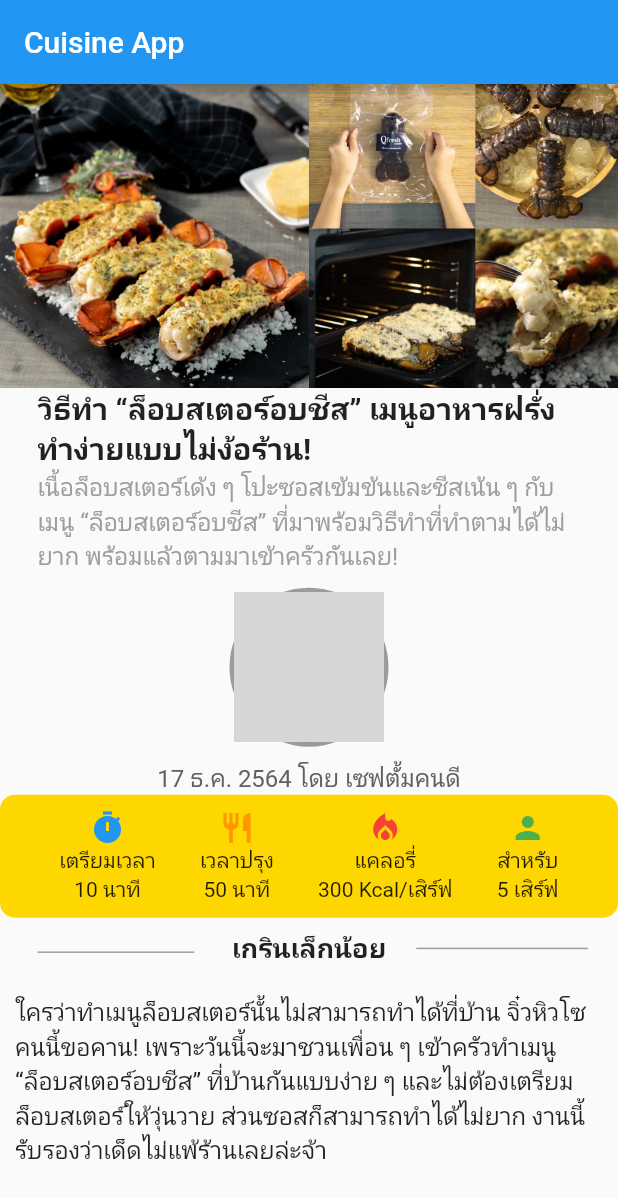
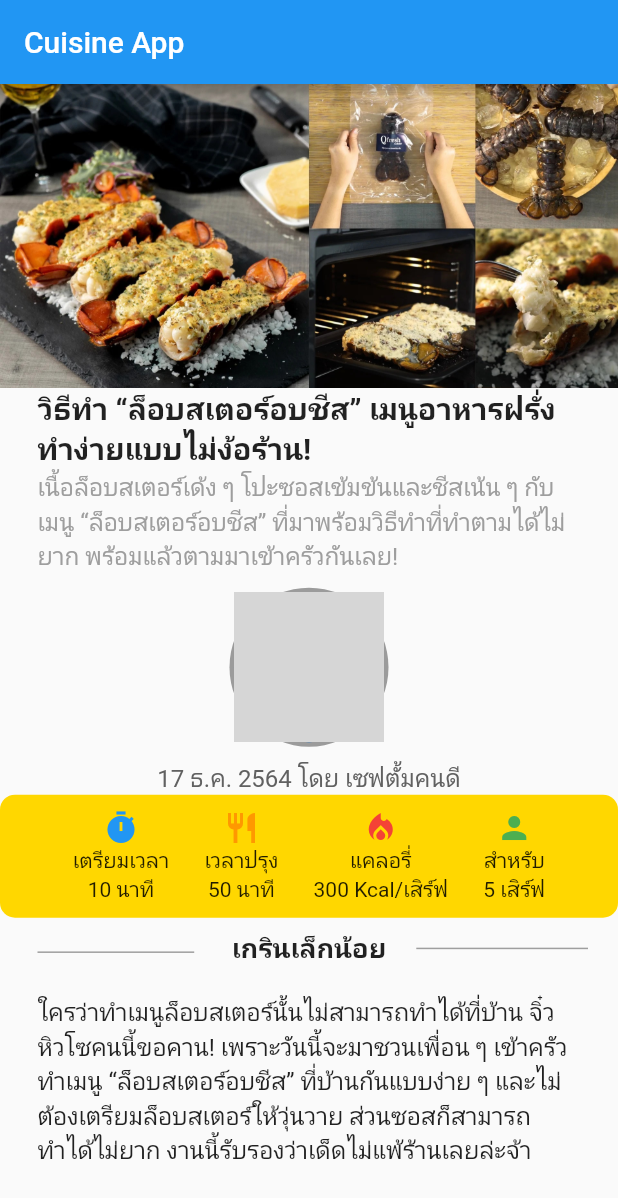
Before and after one commit to TumYothin/Cuisine-app, a Flutter app: the screen it shows after launch, on a phone screen of 412 x 824 dp. Shown: the top 1198 px of the screen. Run offline on Flutter 3.47's test engine with Material 2 defaults, Android fonts, the phone set to English and light mode, and no system bars; our stand-ins replace font_awesome_flutter, google_fonts; network calls fail; Roboto replaces fonts that are missing (Prompt); grey boxes are pictures that could not be loaded.

Commit message:
second-com

```diff
--- a/lib/page/menu.dart
+++ b/lib/page/menu.dart
@@ -80,7 +80,7 @@ class MyHomePage extends StatelessWidget {
   }
 
   Widget time_finish() => Container(
-        padding: EdgeInsets.only(left: 10, right: 10, top: 10, bottom: 10),
+        padding: EdgeInsets.only(left: 25, right: 25, top: 10, bottom: 10),
         decoration: BoxDecoration(
           color: Color.fromRGBO(255, 215, 0, 20),
           borderRadius: BorderRadius.all(
@@ -150,7 +150,7 @@ class MyHomePage extends StatelessWidget {
 
   Widget describe() {
     return Container(
-      padding: EdgeInsets.only(left: 10, right: 10, top: 10, bottom: 10),
+      padding: EdgeInsets.only(left: 25, right: 25, top: 10, bottom: 10),
       child: Column(
         crossAxisAlignment: CrossAxisAlignment.center,
         children: [
```
